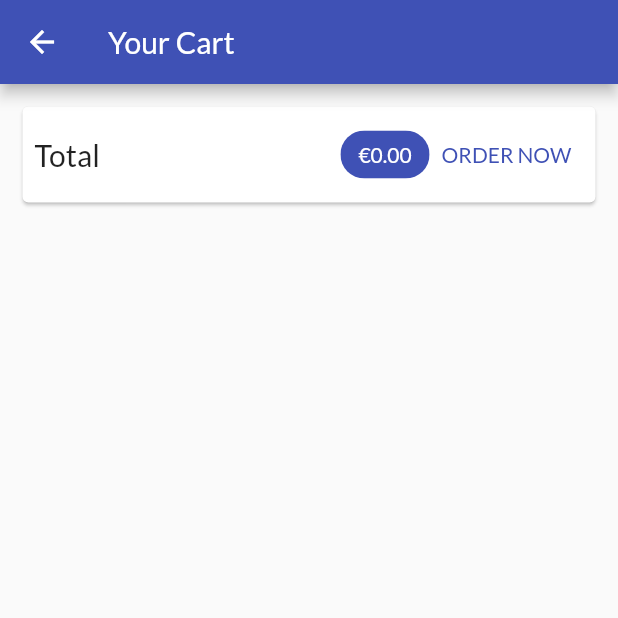
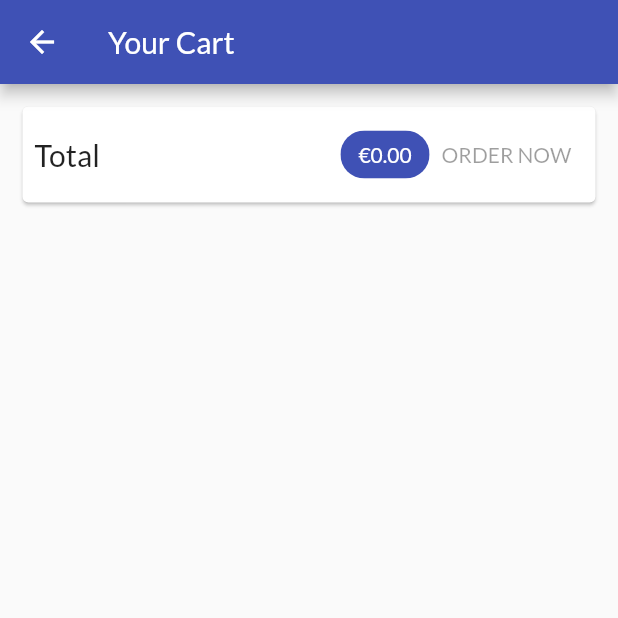
Before and after one commit to pfgrebelo/Flutter_ShopApp, a Flutter app: the CartScreen screen opened by its route, on a phone screen of 412 x 824 dp, the top half of it. Run offline on Flutter 3.47's test engine with Material 2 defaults, Android fonts, the phone set to English and light mode, and no system bars; network calls fail.

Commit message:
added storing orders on web

```diff
--- a/lib/screens/cart_screen.dart
+++ b/lib/screens/cart_screen.dart
@@ -15,21 +15,21 @@ class CartScreen extends StatelessWidget {
     final cart = Provider.of<Cart>(context);
     return Scaffold(
       appBar: AppBar(
-        title: Text('Your Cart'),
+        title: const Text('Your Cart'),
       ),
       body: Column(children: [
         Card(
-          margin: EdgeInsets.all(15),
+          margin: const EdgeInsets.all(15),
           child: Padding(
             padding: const EdgeInsets.all(8.0),
             child: Row(
               mainAxisAlignment: MainAxisAlignment.spaceBetween,
               children: [
-                Text(
+                const Text(
                   'Total',
                   style: TextStyle(fontSize: 20),
                 ),
-                Spacer(),
+                const Spacer(),
                 Chip(
                   label: Text(
                     '€${cart.totalAmount.toStringAsFixed(2)}',
@@ -41,21 +41,12 @@ class CartScreen extends StatelessWidget {
                   ),
                   backgroundColor: Theme.of(context).primaryColor,
                 ),
-                TextButton(
-                  onPressed: () {
-                    Provider.of<Orders>(context, listen: false).addOrder(
-                      cart.items.values.toList(),
-                      cart.totalAmount,
-                    ); //CALLS addOrder FROM ORDERS CLASS
-                    cart.clear(); //CLEARS THE CART WHEN ITS ADDED TO ORDERS
-                  },
-                  child: Text('ORDER NOW'),
-                ),
+                OrderButton(cart: cart),
               ],
             ),
           ),
         ),
-        SizedBox(
+        const SizedBox(
           height: 10,
         ),
         Expanded(
@@ -74,3 +65,38 @@ class CartScreen extends StatelessWidget {
     );
   }
 }
+
+class OrderButton extends StatefulWidget {
+  const OrderButton({
+    Key? key,
+    required this.cart,
+  }) : super(key: key);
+
+  final Cart cart;
+
+  @override
+  State<OrderButton> createState() => _OrderButtonState();
+}
+
+class _OrderButtonState extends State<OrderButton> {
+  var _isLoading = false;
+  @override
+  Widget build(BuildContext context) {
+    return TextButton(
+      onPressed: (widget.cart.totalAmount <= 0 || _isLoading) ? null : () async {
+        setState(() {
+          _isLoading = true;
+        });
+        await Provider.of<Orders>(context, listen: false).addOrder(
+          widget.cart.items.values.toList(),
+          widget.cart.totalAmount,
+        ); //CALLS addOrder FROM ORDERS CLASS
+        setState(() {
+          _isLoading = false;
+        });
+        widget.cart.clear(); //CLEARS THE CART WHEN ITS ADDED TO ORDERS
+      },
+      child: _isLoading ? const CircularProgressIndicator() : const Text('ORDER NOW'),
+    );
+  }
+}
```
Also changed, not shown: lib/providers/orders.dart (+21 -3 lines).
